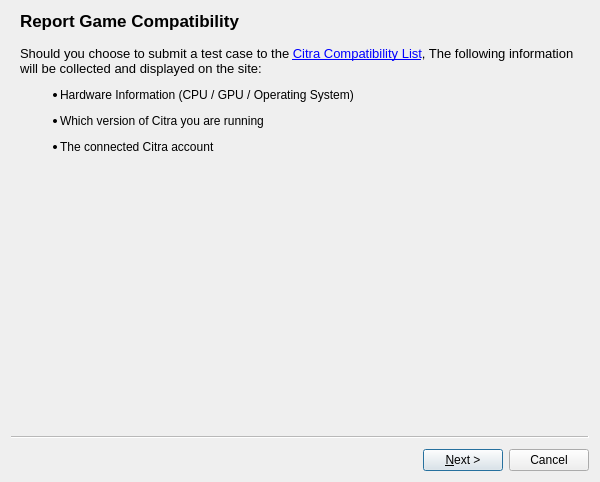
Above: src/lemonade_qt/compatdb.ui from rtiangha/Lemonade before the change. Below: the same form after it.
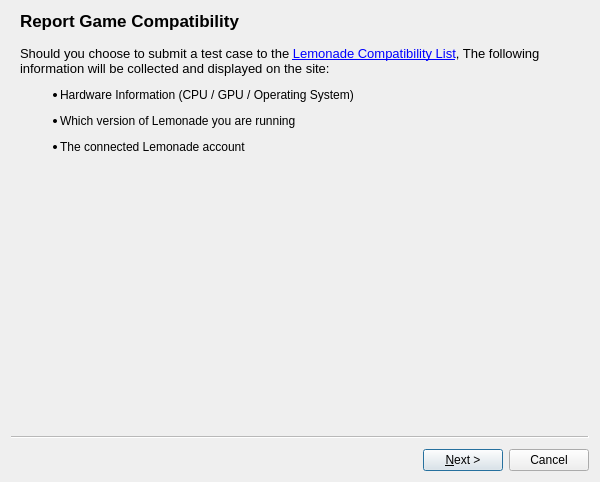
That is the form after the change.

Commit message: replace citra with lemonade in some text strings

Patch:
```diff
--- a/src/lemonade_qt/compatdb.ui
+++ b/src/lemonade_qt/compatdb.ui
@@ -33,7 +33,7 @@
     <item>
      <widget class="QLabel" name="lbl_Spiel">
       <property name="text">
-       <string>&lt;html&gt;&lt;head/&gt;&lt;body&gt;&lt;p&gt;&lt;span style=&quot; font-size:10pt;&quot;&gt;Should you choose to submit a test case to the &lt;/span&gt;&lt;a href=&quot;https://citra-emu.org/game/&quot;&gt;&lt;span style=&quot; font-size:10pt; text-decoration: underline; color:#0000ff;&quot;&gt;Citra Compatibility List&lt;/span&gt;&lt;/a&gt;&lt;span style=&quot; font-size:10pt;&quot;&gt;, The following information will be collected and displayed on the site:&lt;/span&gt;&lt;/p&gt;&lt;ul style=&quot;margin-top: 0px; margin-bottom: 0px; margin-left: 0px; margin-right: 0px; -qt-list-indent: 1;&quot;&gt;&lt;li style=&quot; margin-top:12px; margin-bottom:12px; margin-left:0px; margin-right:0px; -qt-block-indent:0; text-indent:0px;&quot;&gt;Hardware Information (CPU / GPU / Operating System)&lt;/li&gt;&lt;li style=&quot; margin-top:12px; margin-bottom:12px; margin-left:0px; margin-right:0px; -qt-block-indent:0; text-indent:0px;&quot;&gt;Which version of Citra you are running&lt;/li&gt;&lt;li style=&quot; margin-top:12px; margin-bottom:12px; margin-left:0px; margin-right:0px; -qt-block-indent:0; text-indent:0px;&quot;&gt;The connected Citra account&lt;/li&gt;&lt;/ul&gt;&lt;/body&gt;&lt;/html&gt;</string>
+       <string>&lt;html&gt;&lt;head/&gt;&lt;body&gt;&lt;p&gt;&lt;span style=&quot; font-size:10pt;&quot;&gt;Should you choose to submit a test case to the &lt;/span&gt;&lt;a href=&quot;https://citra-emu.org/game/&quot;&gt;&lt;span style=&quot; font-size:10pt; text-decoration: underline; color:#0000ff;&quot;&gt;Lemonade Compatibility List&lt;/span&gt;&lt;/a&gt;&lt;span style=&quot; font-size:10pt;&quot;&gt;, The following information will be collected and displayed on the site:&lt;/span&gt;&lt;/p&gt;&lt;ul style=&quot;margin-top: 0px; margin-bottom: 0px; margin-left: 0px; margin-right: 0px; -qt-list-indent: 1;&quot;&gt;&lt;li style=&quot; margin-top:12px; margin-bottom:12px; margin-left:0px; margin-right:0px; -qt-block-indent:0; text-indent:0px;&quot;&gt;Hardware Information (CPU / GPU / Operating System)&lt;/li&gt;&lt;li style=&quot; margin-top:12px; margin-bottom:12px; margin-left:0px; margin-right:0px; -qt-block-indent:0; text-indent:0px;&quot;&gt;Which version of Lemonade you are running&lt;/li&gt;&lt;li style=&quot; margin-top:12px; margin-bottom:12px; margin-left:0px; margin-right:0px; -qt-block-indent:0; text-indent:0px;&quot;&gt;The connected Lemonade account&lt;/li&gt;&lt;/ul&gt;&lt;/body&gt;&lt;/html&gt;</string>
       </property>
       <property name="wordWrap">
        <bool>true</bool>
```
Left out of the diff: 2 changed lines with no effect on the pictures. The commit also changes 27 other files.
